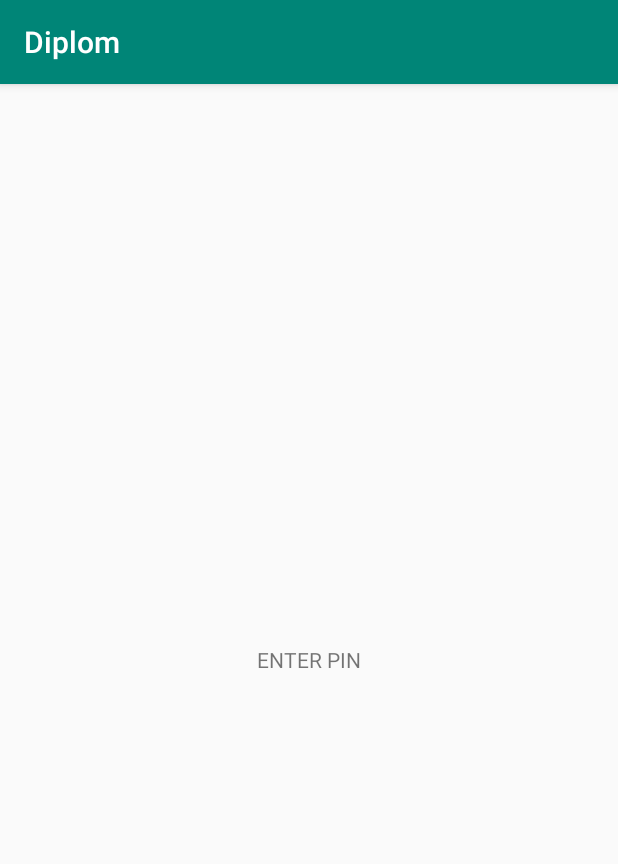
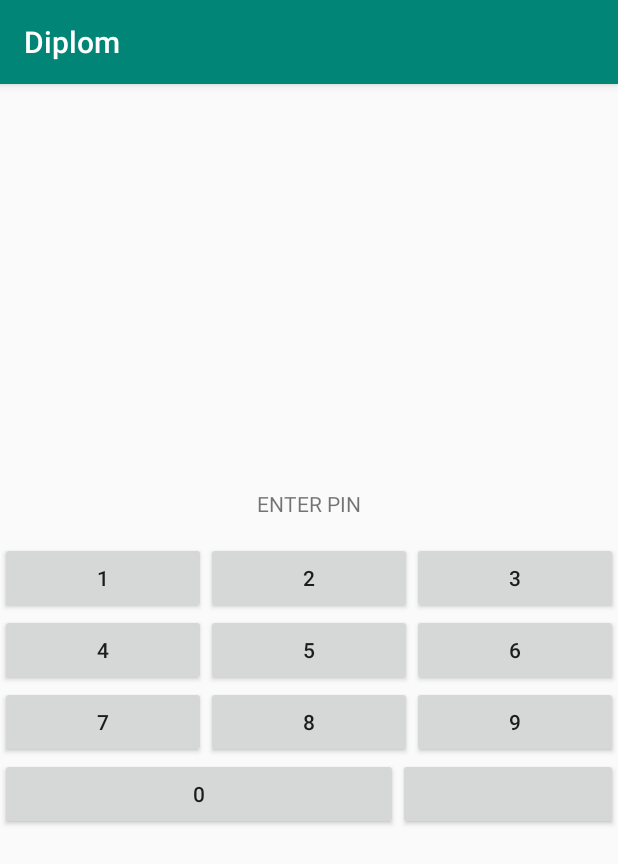
Before and after one commit to KatyaSheps/Diplom, an Android app: the screen it shows after launch (MainActivity), on a phone screen of 412 x 824 dp. Shown: the top 864 px of the screen. Run offline under Robolectric (Android 15) with nearby library versions, the phone set to English and light mode, and no system bars.

Commit message:
Нарисован экран с кнопками для ввода пароля

```diff
--- a/app/src/main/res/layout/activity_main.xml
+++ b/app/src/main/res/layout/activity_main.xml
@@ -19,8 +19,79 @@
             android:text="ENTER PIN" />
     </LinearLayout>
 
+    <LinearLayout
+        android:layout_width="match_parent"
+        android:layout_height="wrap_content"
+        android:layout_marginTop="16dp">
+        <Button
+            android:layout_weight="1"
+            android:layout_width="0dp"
+            android:layout_height="wrap_content"
+            android:text="1" />
+        <Button
+            android:layout_weight="1"
+            android:layout_width="0dp"
+            android:layout_height="wrap_content"
+            android:text="2" />
+        <Button
+            android:layout_weight="1"
+            android:layout_width="0dp"
+            android:layout_height="wrap_content"
+            android:text="3" />
+    </LinearLayout>
+    <LinearLayout
+        android:layout_width="match_parent"
+        android:layout_height="wrap_content">
+        <Button
+            android:layout_weight="1"
+            android:layout_width="0dp"
+            android:layout_height="wrap_content"
+            android:text="4" />
+        <Button
+            android:layout_weight="1"
+            android:layout_width="0dp"
+            android:layout_height="wrap_content"
+            android:text="5" />
+        <Button
+            android:layout_weight="1"
+            android:layout_width="0dp"
+            android:layout_height="wrap_content"
+            android:text="6" />
+    </LinearLayout>
+    <LinearLayout
+        android:layout_width="match_parent"
+        android:layout_height="wrap_content">
+        <Button
+            android:layout_weight="1"
+            android:layout_width="0dp"
+            android:layout_height="wrap_content"
+            android:text="7" />
+        <Button
+            android:layout_weight="1"
+            android:layout_width="0dp"
+            android:layout_height="wrap_content"
+            android:text="8" />
+        <Button
+            android:layout_weight="1"
+            android:layout_width="0dp"
+            android:layout_height="wrap_content"
+            android:text="9" />
+    </LinearLayout>
+    <LinearLayout
+        android:layout_width="match_parent"
+        android:layout_height="wrap_content">
 
-
+        <Button
+            android:layout_width="120dp"
+            android:layout_height="wrap_content"
+            android:layout_weight="1"
+            android:text="0" />
+        <Button
+            android:layout_weight="1"
+            android:layout_width="1dp"
+            android:layout_height="wrap_content"
+            android:text="" />
+    </LinearLayout>
 
 
 </LinearLayout>
```
